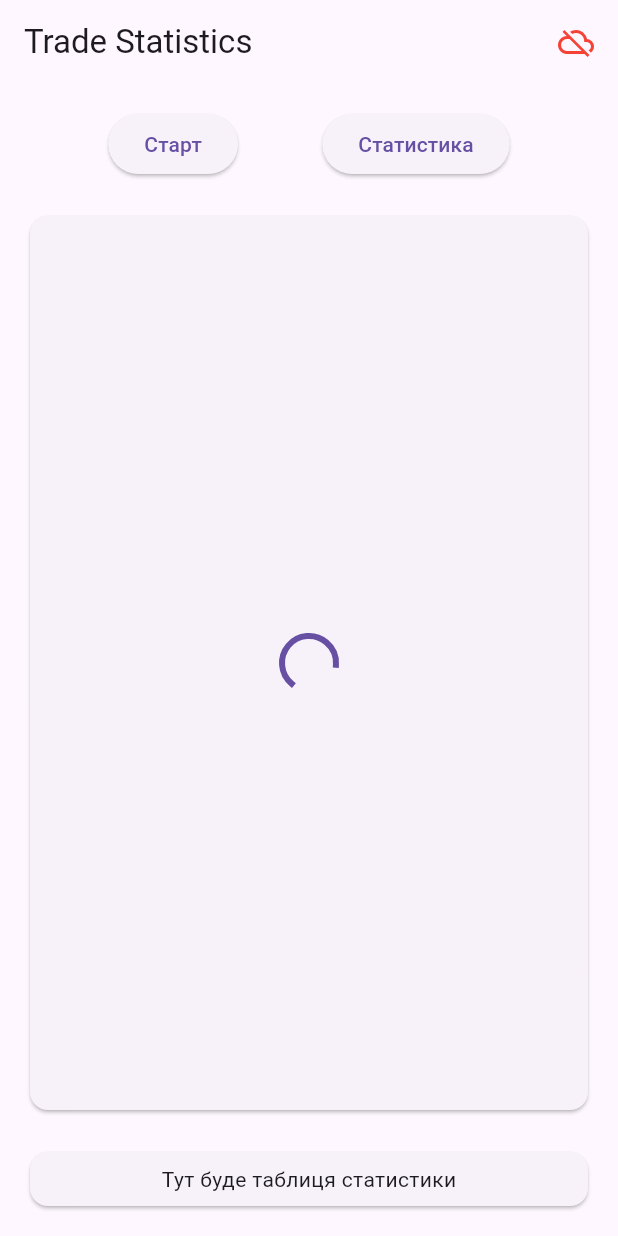
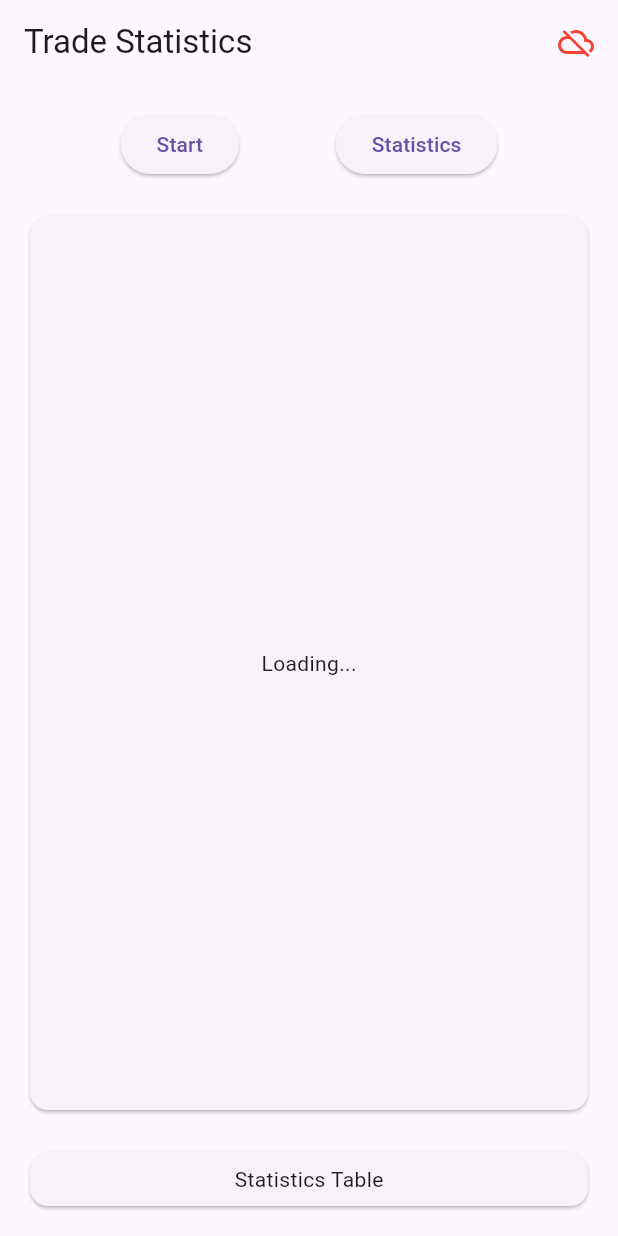
Before and after one commit to dsvsergey/stock_market_quotes, a Flutter app: the first screen one second after launch, on a phone screen of 412 x 824 dp. Run offline on Flutter 3.47's test engine with Material 3 defaults, Android fonts, the light colour scheme and no system bars; our stand-ins replace dartz, flutter_riverpod, isar; accounts and stored records are empty; generated files the repository leaves out were written again.

Commit message:
Add localization support and enhance WebSocket service integration
- Added `flutter_localizations` dependency in `pubspec.yaml` and `pubspec.lock`.
- Integrated localization delegates in `main.dart` for supporting multiple languages.
- Updated `HomeScreen` to utilize localized strings for titles and buttons.
- Enhanced `WebSocketService` to save quotes to the database upon receiving data.
- Introduced new providers for fetching quotes from the database and displaying the last N quotes in the UI.

```diff
--- /dev/null
+++ b/lib/l10n/app_localizations.dart
@@ -0,0 +1,57 @@
+import 'package:flutter/material.dart';
+
+class AppLocalizations {
+  final Locale locale;
+
+  AppLocalizations(this.locale);
+
+  static AppLocalizations of(BuildContext context) {
+    return Localizations.of<AppLocalizations>(context, AppLocalizations)!;
+  }
+
+  static const _localizedValues = {
+    'uk': {
+      'appTitle': 'Торгова Статистика',
+      'start': 'Старт',
+      'stop': 'Стоп',
+      'statistics': 'Статистика',
+      'lastQuote': 'Останнє котирування',
+      'connectionError': 'Помилка підключення до WebSocket',
+      'parsingError': 'Помилка парсингу даних',
+      'connectionClosed': 'WebSocket з\'єднання закрито',
+      'statisticsTable': 'Таблиця статистики',
+      'loading': 'Завантаження...',
+      'error': 'Помилка',
+    },
+    'en': {
+      'appTitle': 'Trade Statistics',
+      'start': 'Start',
+      'stop': 'Stop',
+      'statistics': 'Statistics',
+      'lastQuote': 'Last Quote',
+      'connectionError': 'WebSocket connection error',
+      'parsingError': 'Data parsing error',
+      'connectionClosed': 'WebSocket connection closed',
+      'statisticsTable': 'Statistics Table',
+      'loading': 'Loading...',
+      'error': 'Error',
+    },
+  };
+
+  String get appTitle => _localizedValues[locale.languageCode]!['appTitle']!;
+  String get start => _localizedValues[locale.languageCode]!['start']!;
+  String get stop => _localizedValues[locale.languageCode]!['stop']!;
+  String get statistics =>
+      _localizedValues[locale.languageCode]!['statistics']!;
+  String get lastQuote => _localizedValues[locale.languageCode]!['lastQuote']!;
+  String get connectionError =>
+      _localizedValues[locale.languageCode]!['connectionError']!;
+  String get parsingError =>
+      _localizedValues[locale.languageCode]!['parsingError']!;
+  String get connectionClosed =>
+      _localizedValues[locale.languageCode]!['connectionClosed']!;
+  String get statisticsTable =>
+      _localizedValues[locale.languageCode]!['statisticsTable']!;
+  String get loading => _localizedValues[locale.languageCode]!['loading']!;
+  String get error => _localizedValues[locale.languageCode]!['error']!;
+}
--- /dev/null
+++ b/lib/l10n/app_localizations_delegate.dart
@@ -0,0 +1,19 @@
+import 'package:flutter/material.dart';
+import 'app_localizations.dart';
+
+class AppLocalizationsDelegate extends LocalizationsDelegate<AppLocalizations> {
+  const AppLocalizationsDelegate();
+
+  @override
+  bool isSupported(Locale locale) {
+    return ['uk', 'en'].contains(locale.languageCode);
+  }
+
+  @override
+  Future<AppLocalizations> load(Locale locale) async {
+    return AppLocalizations(locale);
+  }
+
+  @override
+  bool shouldReload(AppLocalizationsDelegate old) => false;
+}
--- a/lib/main.dart
+++ b/lib/main.dart
@@ -1,6 +1,8 @@
 import 'package:flutter/material.dart';
 import 'package:flutter_riverpod/flutter_riverpod.dart';
+import 'package:flutter_localizations/flutter_localizations.dart';
 import 'views/home_screen.dart';
+import 'l10n/app_localizations_delegate.dart';
 
 void main() async {
   WidgetsFlutterBinding.ensureInitialized();
@@ -23,6 +25,16 @@ class MainApp extends StatelessWidget {
         primarySwatch: Colors.blue,
         useMaterial3: true,
       ),
+      localizationsDelegates: const [
+        AppLocalizationsDelegate(),
+        GlobalMaterialLocalizations.delegate,
+        GlobalWidgetsLocalizations.delegate,
+        GlobalCupertinoLocalizations.delegate,
+      ],
+      supportedLocales: const [
+        Locale('uk'),
+        Locale('en'),
+      ],
       home: const HomeScreen(),
     );
   }
--- a/lib/providers/providers.dart
+++ b/lib/providers/providers.dart
@@ -8,7 +8,8 @@ final databaseServiceProvider = Provider<DatabaseService>((ref) {
 });
 
 final websocketServiceProvider = Provider<WebSocketService>((ref) {
-  final service = WebSocketService();
+  final databaseService = ref.watch(databaseServiceProvider);
+  final service = WebSocketService(databaseService);
   ref.onDispose(() {
     service.dispose();
   });
@@ -21,3 +22,18 @@ final quoteStreamProvider = StreamProvider<Quote>((ref) {
   final websocketService = ref.watch(websocketServiceProvider);
   return websocketService.quoteStream;
 });
+
+// Провайдер для отримання всіх котирувань з бази даних
+final allQuotesProvider = StreamProvider<List<Quote>>((ref) {
+  final databaseService = ref.watch(databaseServiceProvider);
+  return databaseService.watchQuotes();
+});
+
+// Провайдер для отримання останніх N котирувань
+final lastQuotesProvider =
+    StreamProvider.family<List<Quote>, int>((ref, count) async* {
+  final databaseService = ref.watch(databaseServiceProvider);
+  await for (final quotes in databaseService.watchQuotes()) {
+    yield quotes.take(count).toList();
+  }
+});
--- a/lib/services/websocket_service.dart
+++ b/lib/services/websocket_service.dart
@@ -3,6 +3,7 @@ import 'dart:convert';
 import 'package:web_socket_channel/web_socket_channel.dart';
 import 'package:dartz/dartz.dart';
 import '../models/quote.dart';
+import 'database_service.dart';
 
 class WebSocketFailure {
   final String message;
@@ -12,6 +13,9 @@ class WebSocketFailure {
 class WebSocketService {
   WebSocketChannel? _channel;
   final _quoteController = StreamController<Quote>.broadcast();
+  final DatabaseService _databaseService;
+
+  WebSocketService(this._databaseService);
 
   bool get isConnected => _channel != null;
   Stream<Quote> get quoteStream => _quoteController.stream;
@@ -27,7 +31,7 @@ class WebSocketService {
       );
 
       _channel!.stream.listen(
-        (data) {
+        (data) async {
           try {
             final json = jsonDecode(data);
             final quote = Quote(
@@ -35,7 +39,13 @@ class WebSocketService {
               value: json['value'].toDouble(),
               timestamp: DateTime.now(),
             );
-            _quoteController.add(quote);
+
+            // Зберігаємо котирування в базу даних
+            final result = await _databaseService.saveQuote(quote);
+            result.fold(
+              (failure) => print('Помилка збереження: ${failure.message}'),
+              (_) => _quoteController.add(quote),
+            );
           } catch (e) {
             print('Помилка парсингу даних: $e');
           }
--- a/lib/views/home_screen.dart
+++ b/lib/views/home_screen.dart
@@ -1,18 +1,20 @@
 import 'package:flutter/material.dart';
 import 'package:flutter_riverpod/flutter_riverpod.dart';
 import '../providers/providers.dart';
+import '../l10n/app_localizations.dart';
 
 class HomeScreen extends ConsumerWidget {
   const HomeScreen({super.key});
 
   @override
   Widget build(BuildContext context, WidgetRef ref) {
+    final l10n = AppLocalizations.of(context);
     final isConnected = ref.watch(websocketConnectionProvider);
     final quoteStream = ref.watch(quoteStreamProvider);
 
     return Scaffold(
       appBar: AppBar(
-        title: const Text('Trade Statistics'),
+        title: Text(l10n.appTitle),
         actions: [
           Icon(
             isConnected ? Icons.cloud_done : Icons.cloud_off,
@@ -47,13 +49,13 @@ class HomeScreen extends ConsumerWidget {
                       },
                     );
                   },
-                  child: Text(isConnected ? 'Стоп' : 'Старт'),
+                  child: Text(isConnected ? l10n.stop : l10n.start),
                 ),
                 ElevatedButton(
                   onPressed: () {
                     // TODO: Implement statistics calculation
                   },
-                  child: const Text('Статистика'),
+                  child: Text(l10n.statistics),
                 ),
               ],
             ),
@@ -62,29 +64,46 @@ class HomeScreen extends ConsumerWidget {
               child: Card(
                 child: Padding(
                   padding: const EdgeInsets.all(8.0),
-                  child: quoteStream.when(
-                    data: (quote) => Center(
-                      child: Text(
-                        'Останнє котирування: ${quote.value}',
-                        style: Theme.of(context).textTheme.headlineSmall,
+                  child: ref.watch(lastQuotesProvider(10)).when(
+                        data: (quotes) {
+                          if (quotes.isEmpty) {
+                            return Center(
+                              child: Text(l10n.loading),
+                            );
+                          }
+                          return ListView.builder(
+                            itemCount: quotes.length,
+                            itemBuilder: (context, index) {
+                              final quote = quotes[index];
+                              return ListTile(
+                                title: Text(
+                                  '${l10n.lastQuote}: ${quote.value}',
+                                  style: Theme.of(context).textTheme.bodyLarge,
+                                ),
+                                subtitle: Text(
+                                  'ID: ${quote.quoteId}',
+                                  style: Theme.of(context).textTheme.bodySmall,
+                                ),
+                              );
+                            },
+                          );
+                        },
+                        loading: () => Center(
+                          child: Text(l10n.loading),
+                        ),
+                        error: (error, stack) => Center(
+                          child: Text('${l10n.error}: $error'),
+                        ),
                       ),
-                    ),
-                    loading: () => const Center(
-                      child: CircularProgressIndicator(),
-                    ),
-                    error: (error, stack) => Center(
-                      child: Text('Помилка: $error'),
-                    ),
-                  ),
                 ),
               ),
             ),
             const SizedBox(height: 20),
-            const Card(
+            Card(
               child: Padding(
-                padding: EdgeInsets.all(8.0),
+                padding: const EdgeInsets.all(8.0),
                 child: Center(
-                  child: Text('Тут буде таблиця статистики'),
+                  child: Text(l10n.statisticsTable),
                 ),
               ),
             ),
--- a/pubspec.yaml
+++ b/pubspec.yaml
@@ -8,6 +8,8 @@ environment:
 
 dependencies:
   flutter:
+    sdk: flutter
+  flutter_localizations:
     sdk: flutter
   web_socket_channel: ^2.4.0
   isar: ^3.1.0+1
```
Also changed, not shown: pubspec.lock.
